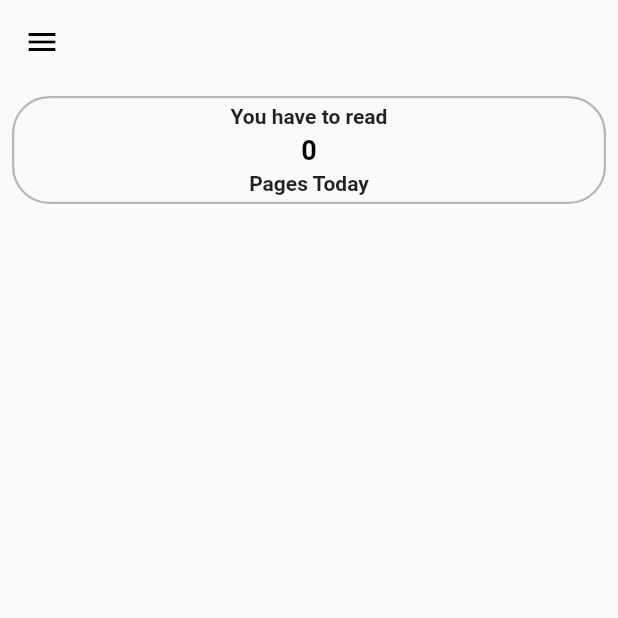
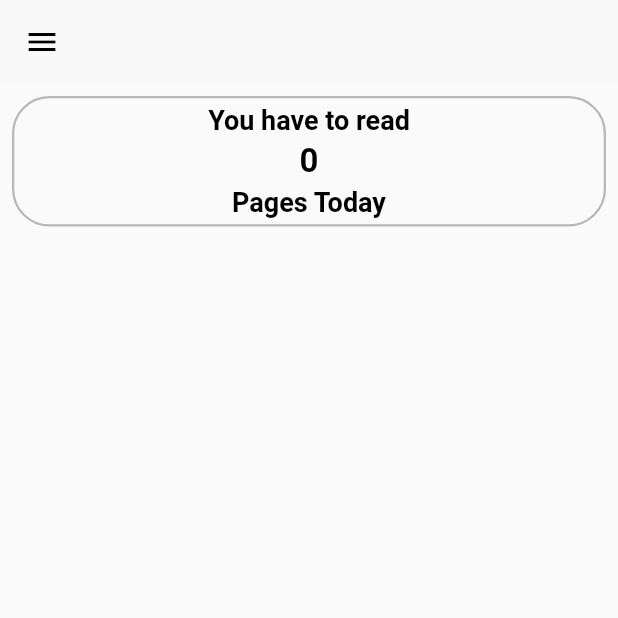
Before and after one commit to tim200002/bookApp, a Flutter app: the screen it shows after launch, on a phone screen of 412 x 824 dp, the top half of it. Run offline on Flutter 3.47's test engine with Material 2 defaults, Android fonts, the phone set to English and light mode, and no system bars; our stand-ins replace flutter_bloc, sqflite; accounts and stored records are empty.

Commit message:
some little UI improvements

```diff
--- a/lib/screens/mainScreen.dart
+++ b/lib/screens/mainScreen.dart
@@ -27,7 +27,7 @@ class _HomeScreenState extends State<HomeScreen> {
       builder: (context, state) {
         if (state is Loading) {
           _blocHomeScreen.add(EventLoadData());
-          return Scaffold(body: Text("Loading 3"));
+          return Scaffold(body: Center(child: CircularProgressIndicator()));
         } else if (state is ShowData) {
           return Scaffold(
             appBar: AppBar(
@@ -35,15 +35,16 @@ class _HomeScreenState extends State<HomeScreen> {
                 backgroundColor:
                     MyColors.backgroundGrey), //At The Moment for App Drawer
             drawer: Drawer(
+
               child: SafeArea(
                 child: Column(
                   children: <Widget>[
                     FlatButton(
-                      child: Text("Page 1"),
+                      child: Text("Home"),
                       onPressed: () {},
                     ),
                     FlatButton(
-                      child: Text("Page 2"),
+                      child: Text("Book List"),
                       onPressed: () {
                         Navigator.pop(context);
                         BlocProvider.of<BasicNavigationBloc>(context)
@@ -61,8 +62,9 @@ class _HomeScreenState extends State<HomeScreen> {
                       helperBloc.BlocMainTopStates>(
                     builder: (context, state) {
                       if (state is helperBloc.Loading) {
-                        BlocProvider.of<helperBloc.BlocMainScreenTop>(context).add(helperBloc.EventShowData());
-                        return Text("Loading");
+                        BlocProvider.of<helperBloc.BlocMainScreenTop>(context)
+                            .add(helperBloc.EventShowData());
+                        return Center(child: CircularProgressIndicator());
                       } else if (state is helperBloc.Loaded) {
                         return Padding(
                           padding: const EdgeInsets.all(8.0),
@@ -79,21 +81,30 @@ class _HomeScreenState extends State<HomeScreen> {
                                   padding: const EdgeInsets.all(4.0),
                                   child: Text(
                                     "You have to read",
-                                    style: MyTextStyle.mediumHeadline,
+                                    style: TextStyle(
+                                        fontWeight: FontWeight.w600,
+                                        fontSize: 18,
+                                        color: Colors.black),
                                   ),
                                 ),
                                 Padding(
                                   padding: const EdgeInsets.all(.0),
                                   child: Text(
                                     state.pagesToRead.toString(),
-                                    style: MyTextStyle.bigHeadline,
+                                    style: TextStyle(
+                                        fontWeight: FontWeight.bold,
+                                        fontSize: 22,
+                                        color: Colors.black),
                                   ),
                                 ),
                                 Padding(
                                   padding: const EdgeInsets.all(4.0),
                                   child: Text(
                                     "Pages Today",
-                                    style: MyTextStyle.mediumHeadline,
+                                    style: TextStyle(
+                                        fontWeight: FontWeight.w600,
+                                        fontSize: 18,
+                                        color: Colors.black),
                                   ),
                                 ),
                               ],
```
Also changed, not shown: lib/screens/ListScreen.dart (+18 -19 lines), lib/screens/addBookScreen.dart (+16 -16 lines).
